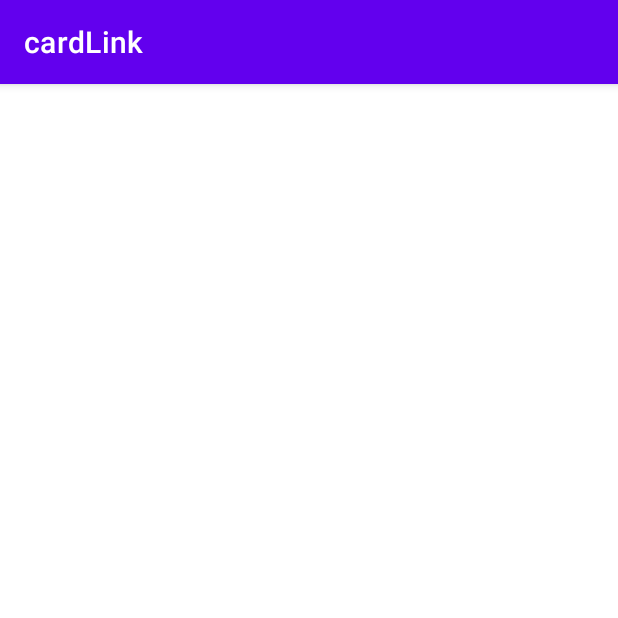
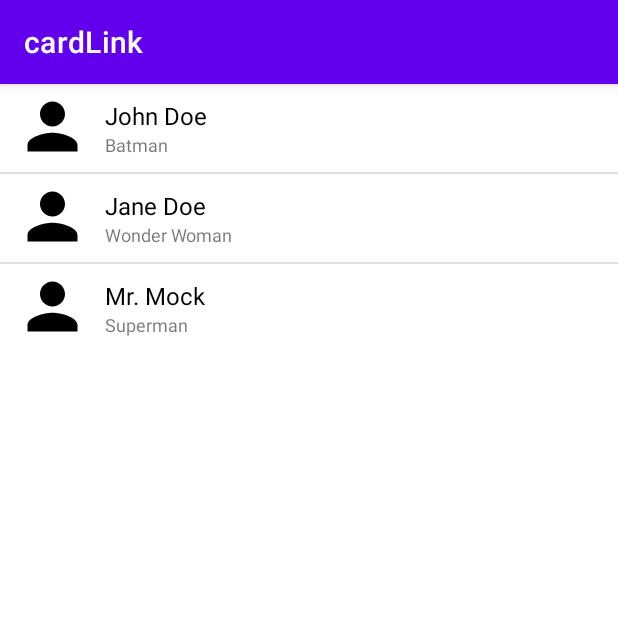
Before and after one commit to Alex0Blackwell/card-link, an Android app: the fragment NetworkFragment shown on its own in the app's theme, on a phone screen of 412 x 824 dp, the top half of it. Run offline under Robolectric (Android 15) with nearby library versions, the phone set to English and light mode, and no system bars.

Commit message:
Add list of "my network" and business cards on click (#3)

```diff
--- /dev/null
+++ b/app/src/main/java/com/example/cardlink/adapter/ContactAdapter.kt
@@ -0,0 +1,80 @@
+package com.example.cardlink.adapter
+
+import android.content.Context
+import android.view.View
+import android.view.ViewGroup
+import android.widget.BaseAdapter
+import android.widget.ImageView
+import android.widget.TextView
+import com.example.cardlink.R
+import com.example.cardlink.dataLayer.MockContact
+
+
+class ContactAdapter(
+    private val context: Context,
+    private var contactList: ArrayList<MockContact>
+): BaseAdapter() {
+    private var myViewConverter: View? = null
+    private var viewHolder: ViewHolder? = null
+
+    data class ViewHolder(
+        val name: TextView,
+        val occupation: TextView,
+        val photo: ImageView,
+        var primaryKey: Int = 0,
+    )
+
+    override fun getCount(): Int {
+        return contactList.size
+    }
+
+    override fun getItem(position: Int): MockContact {
+        return contactList[position]
+    }
+
+    override fun getItemId(position: Int): Long {
+        return position.toLong()
+    }
+
+    override fun getView(position: Int, convertView: View?, parent: ViewGroup): View {
+        myViewConverter = convertView
+
+        updateViewHolder()
+
+        val contact = getItem(position)
+
+        viewHolder?.primaryKey = contact.primaryKey
+        viewHolder?.name?.text = contact.name
+        viewHolder?.occupation?.text = contact.occupation
+        // TODO: Add profile photo when data is not mocked
+
+        return myViewConverter!!
+    }
+
+    /**
+     * List adapters should use the "view holder" pattern.
+     * https://stackoverflow.com/a/25381936
+     * We want to recycle the view holder as much as possible.
+     * So, store it in the "tag" of the view converter to avoid inflating it on every call.
+     */
+    private fun updateViewHolder() {
+        var _myViewConverter = myViewConverter
+
+        if(_myViewConverter == null) {
+            // Then we need to update the view holder.
+            _myViewConverter = View.inflate(context, R.layout.item_listview_contact, null)
+            viewHolder = ViewHolder(
+                _myViewConverter.findViewById(R.id.my_contacts_list_name),
+                _myViewConverter.findViewById(R.id.my_contacts_list_occupation),
+                _myViewConverter.findViewById(R.id.my_contacts_list_photo),
+            )
+            _myViewConverter.tag = viewHolder
+        }
+        else {
+            // The view already exists, let's recycle it.
+            viewHolder = _myViewConverter.tag as ViewHolder
+        }
+
+        myViewConverter = _myViewConverter
+    }
+}
--- /dev/null
+++ b/app/src/main/java/com/example/cardlink/dataLayer/Mock.kt
@@ -0,0 +1,21 @@
+package com.example.cardlink.dataLayer
+
+// TODO: This represents mock data. It's fine for now, but eventually we need to hook up Firebase.
+
+data class MockContact(
+    val primaryKey: Int,
+    val name: String,
+    val occupation: String,
+    val bio: String,
+    val github: String,
+)
+
+class Mock {
+    companion object {
+        val mockedContacts: ArrayList<MockContact> = arrayListOf(
+            MockContact(0, "John Doe", "Batman", "Deep voice and stuff", "www.batman.com"),
+            MockContact(1, "Jane Doe", "Wonder Woman", "kachow", "www.ww.com"),
+            MockContact(2, "Mr. Mock", "Superman", "It's mocking time", "www.mock.com"),
+        )
+    }
+}
--- a/app/src/main/java/com/example/cardlink/fragments/NetworkFragment.kt
+++ b/app/src/main/java/com/example/cardlink/fragments/NetworkFragment.kt
@@ -6,16 +6,33 @@ import android.view.LayoutInflater
 import android.view.View
 import android.view.ViewGroup
 import com.example.cardlink.R
+import android.widget.ListView
+import com.example.cardlink.adapter.ContactAdapter
+import com.example.cardlink.dataLayer.Mock.Companion.mockedContacts
+import com.example.cardlink.dialog.BusinessCardDialog
+
 
 class NetworkFragment : Fragment() {
-
     override fun onCreateView(
         inflater: LayoutInflater, container: ViewGroup?,
         savedInstanceState: Bundle?
     ): View? {
-        // Inflate the layout for this fragment
-        return inflater.inflate(R.layout.fragment_network, container, false)
+        val view = inflater.inflate(R.layout.fragment_network, container, false)
+        val myContactsListView = view.findViewById<ListView>(R.id.list_of_contacts)
+
+        val contactAdapter = ContactAdapter(requireActivity(), mockedContacts)
+
+        myContactsListView.adapter = contactAdapter
+
+        myContactsListView.setOnItemClickListener { _, item: View, _, _ ->
+            val contact = item.tag as ContactAdapter.ViewHolder
+            val businessCardDialog = BusinessCardDialog()
+            val bundleUpPrimaryKey = Bundle()
+            bundleUpPrimaryKey.putInt(BusinessCardDialog.contactPrimaryKeyIdentifier, contact.primaryKey)
+            businessCardDialog.arguments = bundleUpPrimaryKey
+            businessCardDialog.show(requireActivity().supportFragmentManager, "cardlink")
+        }
+
+        return view
     }
-
-
 }
--- a/app/src/main/res/layout/fragment_network.xml
+++ b/app/src/main/res/layout/fragment_network.xml
@@ -5,6 +5,9 @@
     android:layout_height="match_parent"
     tools:context=".fragments.NetworkFragment">
 
-
+    <ListView
+        android:id="@+id/list_of_contacts"
+        android:layout_width="match_parent"
+        android:layout_height="wrap_content"/>
 
 </FrameLayout>
--- /dev/null
+++ b/app/src/main/res/layout/item_listview_contact.xml
@@ -0,0 +1,37 @@
+<?xml version="1.0" encoding="utf-8"?>
+<LinearLayout xmlns:android="http://schemas.android.com/apk/res/android"
+    android:layout_width="match_parent"
+    android:layout_height="wrap_content"
+    android:orientation="horizontal">
+
+    <ImageView
+        android:id="@+id/my_contacts_list_photo"
+        android:layout_width="50dp"
+        android:layout_height="50dp"
+        android:layout_marginTop="3dp"
+        android:layout_marginHorizontal="10dp"
+        android:src="@drawable/ic_baseline_person_24"
+        android:contentDescription="@string/profile_image_description" />
+
+    <LinearLayout
+        android:layout_width="match_parent"
+        android:layout_height="wrap_content"
+        android:orientation="vertical">
+
+        <TextView
+            android:id="@+id/my_contacts_list_name"
+            android:layout_marginTop="10dp"
+            android:layout_width="wrap_content"
+            android:layout_height="wrap_content"
+            android:textColor="@color/black"
+            android:textSize="16sp"/>
+
+        <TextView
+            android:id="@+id/my_contacts_list_occupation"
+            android:layout_marginBottom="10dp"
+            android:layout_width="wrap_content"
+            android:layout_height="wrap_content"
+            android:textSize="12sp"/>
+    </LinearLayout>
+
+</LinearLayout>
--- a/app/src/main/res/values/strings.xml
+++ b/app/src/main/res/values/strings.xml
@@ -1,4 +1,5 @@
 <resources>
     <string name="app_name">cardLink</string>
+    <string name="profile_image_description">Profile Image</string>
 
 </resources>
```
Also changed, not shown: app/src/main/java/com/example/cardlink/dialog/BusinessCardDialog.kt (added, +52 -0 lines), app/src/main/res/layout/dialog_business_card.xml (added, +53 -0 lines).
